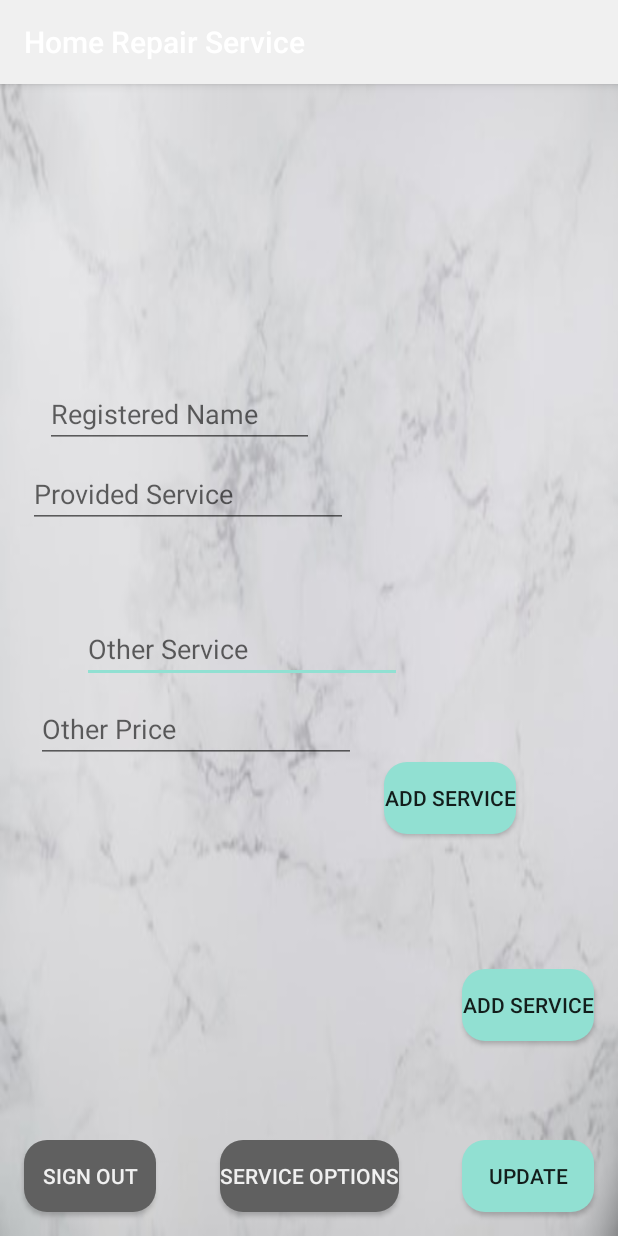
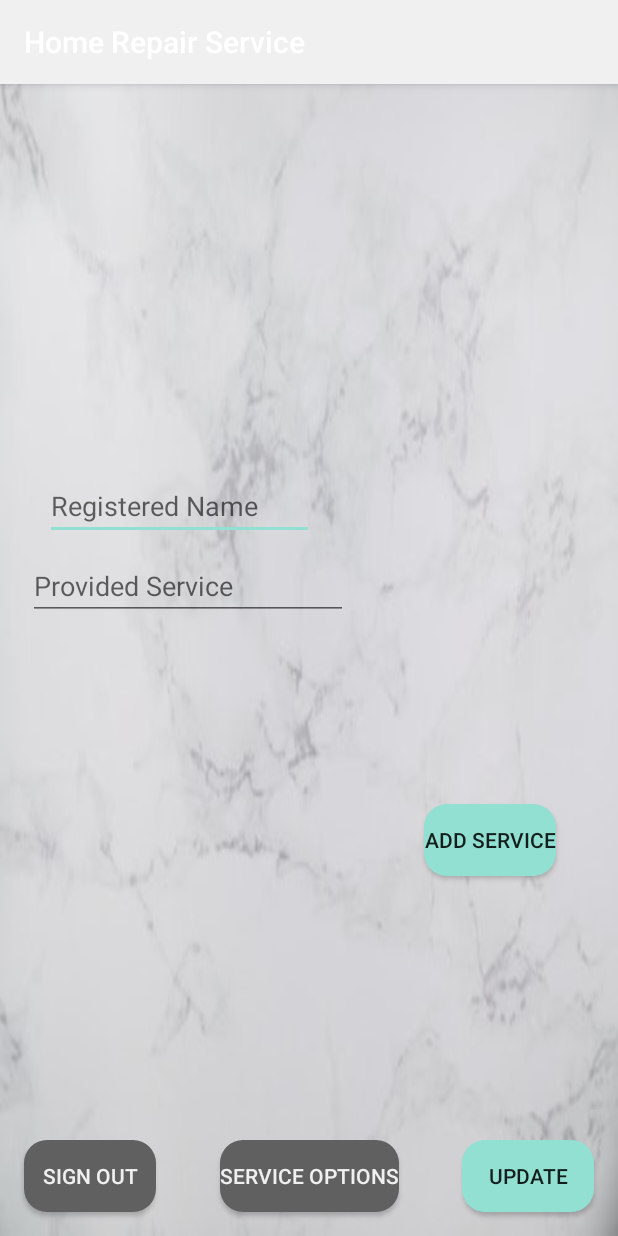
Before and after one commit to mjsannan/Home-Repair-Service, an Android app: the AddService screen opened directly, with no data from a screen before it, on a phone screen of 412 x 824 dp. Run offline under Robolectric (Android 15) with nearby library versions, the phone set to English and light mode, and no system bars; our stand-ins replace Firebase (no records; nobody signed in at launch, a user with empty details on screens opened directly).

Commit message:
Added CircleCI to project + fixed bugs

```diff
--- a/app/src/main/java/com/example/maryjoe/segapp/AddService.java
+++ b/app/src/main/java/com/example/maryjoe/segapp/AddService.java
@@ -167,9 +167,9 @@ public class AddService extends AppCompatActivity implements View.OnClickListene
             case R.id.providedServiceButton:
                 fromDatabaseButton(v);
                 break;
-            case R.id.addServiceButton:
-                AddServiceClick(v);
-                break;
+          //  case R.id.addServiceButton:
+            //    AddServiceClick(v);
+              //  break;
             case R.id.updateButton:
                 updateButton(v);
                 break;
@@ -181,7 +181,7 @@ public class AddService extends AppCompatActivity implements View.OnClickListene
         startActivity(i);
     }
 
-    public void AddServiceClick(View v){
+   /* public void AddServiceClick(View v){
 
         nameET = findViewById(R.id.nameView);
         String name = nameET.getText().toString().trim();
@@ -223,7 +223,7 @@ public class AddService extends AppCompatActivity implements View.OnClickListene
         }
 
 
-    }
+    } */
 
     public void fromDatabaseButton(View v){
 
--- a/app/src/main/res/layout/activity_add_service.xml
+++ b/app/src/main/res/layout/activity_add_service.xml
@@ -89,26 +89,6 @@
         app:layout_constraintStart_toStartOf="parent" />
 
     <EditText
-        android:id="@+id/otherService"
-        android:layout_width="wrap_content"
-        android:layout_height="wrap_content"
-        android:layout_marginStart="25dp"
-        android:layout_marginLeft="25dp"
-        android:layout_marginTop="354dp"
-        android:layout_marginEnd="144dp"
-        android:layout_marginRight="144dp"
-        android:layout_marginBottom="167dp"
-        android:ems="10"
-        android:hint="Other Service"
-        android:inputType="textPersonName"
-        app:layout_constraintBottom_toBottomOf="parent"
-        app:layout_constraintEnd_toEndOf="parent"
-        app:layout_constraintHorizontal_bias="1.0"
-        app:layout_constraintStart_toStartOf="parent"
-        app:layout_constraintTop_toTopOf="parent"
-        app:layout_constraintVertical_bias="0.0" />
-
-    <EditText
         android:id="@+id/nameView"
         android:layout_width="179dp"
         android:layout_height="41dp"
@@ -123,19 +103,6 @@
         app:layout_constraintBottom_toTopOf="@+id/fromDatabase"
         app:layout_constraintEnd_toEndOf="parent"
         app:layout_constraintStart_toStartOf="parent" />
-
-    <Button
-        android:id="@+id/addServiceButton"
-        android:layout_width="wrap_content"
-        android:layout_height="wrap_content"
-        android:layout_marginEnd="16dp"
-        android:layout_marginRight="16dp"
-        android:layout_marginBottom="130dp"
-        android:onClick="onClick"
-        android:text="Add Service"
-        android:background="@drawable/dark_purple_round_button"
-        app:layout_constraintBottom_toBottomOf="parent"
-        app:layout_constraintEnd_toEndOf="parent" />
 
     <Button
         android:id="@+id/signOutButton"
@@ -165,31 +132,17 @@
         app:layout_constraintEnd_toEndOf="parent" />
 
     <EditText
-        android:id="@+id/priceOther"
-        android:layout_width="wrap_content"
-        android:layout_height="wrap_content"
-        android:layout_marginStart="24dp"
-        android:layout_marginLeft="24dp"
-        android:layout_marginTop="8dp"
-        android:ems="10"
-        android:hint="Other Price"
-        android:inputType="number"
-        app:layout_constraintStart_toStartOf="parent"
-        app:layout_constraintTop_toBottomOf="@+id/otherService" />
-
-    <EditText
         android:id="@+id/fromDatabase"
         android:layout_width="wrap_content"
         android:layout_height="wrap_content"
+        android:layout_marginTop="312dp"
         android:ems="10"
         android:hint="Provided Service"
         android:inputType="textPersonName"
-        app:layout_constraintBottom_toTopOf="@+id/otherService"
         app:layout_constraintEnd_toEndOf="parent"
         app:layout_constraintHorizontal_bias="0.094"
         app:layout_constraintStart_toStartOf="parent"
-        app:layout_constraintTop_toTopOf="parent"
-        app:layout_constraintVertical_bias="0.812" />
+        app:layout_constraintTop_toTopOf="parent" />
 
     <Button
         android:id="@+id/providedServiceButton"
@@ -197,11 +150,15 @@
         android:layout_height="wrap_content"
         android:layout_marginStart="24dp"
         android:layout_marginLeft="24dp"
-        android:layout_marginBottom="90dp"
+        android:layout_marginEnd="41dp"
+        android:layout_marginRight="41dp"
+        android:layout_marginBottom="176dp"
+        android:background="@drawable/dark_purple_round_button"
         android:onClick="onClick"
         android:text="Add Service"
-        android:background="@drawable/dark_purple_round_button"
-        app:layout_constraintBottom_toTopOf="@+id/addServiceButton"
+        app:layout_constraintBottom_toTopOf="@+id/updateButton"
+        app:layout_constraintEnd_toEndOf="parent"
+        app:layout_constraintHorizontal_bias="1.0"
         app:layout_constraintStart_toEndOf="@+id/fromDatabase" />
 
     <Button
```
